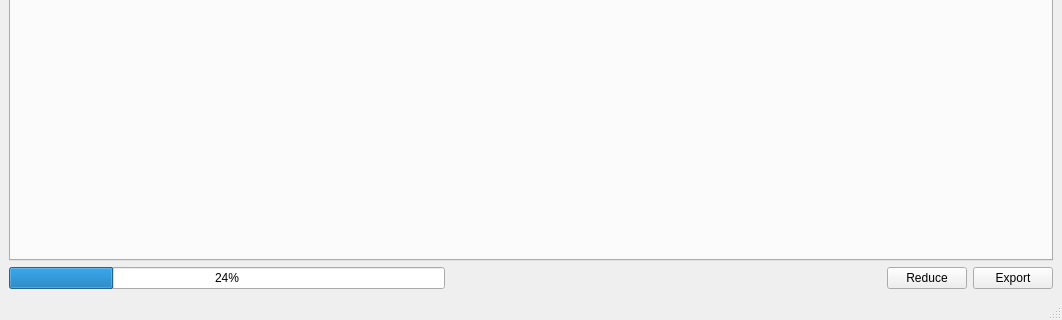
First picture: the form in Code/Mantid/scripts/Interface/ui/reduction_main.ui, repository mantidproject/mantid, before the edit; both pictures show x 0 to 1062 and y 669 to 989 of the 1062 by 989 pixel window.
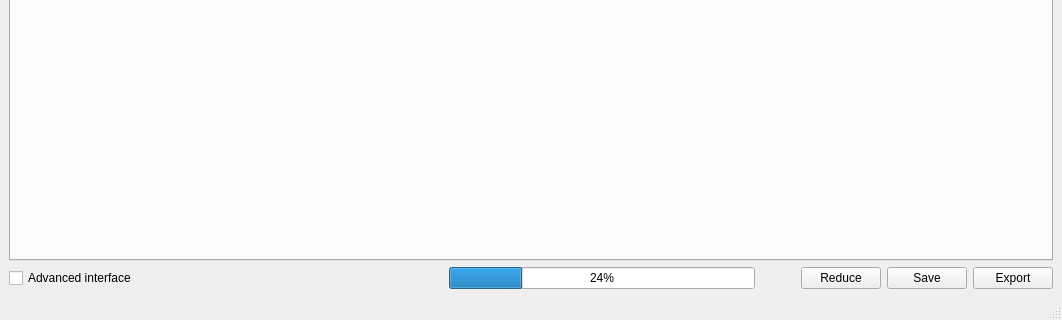
Second picture: the form after the edit.

Commit message: Added save button and added ultra-dumbed down UI option. Re #3684

Diff of the .ui file:
```diff
--- a/Code/Mantid/scripts/Interface/ui/reduction_main.ui
+++ b/Code/Mantid/scripts/Interface/ui/reduction_main.ui
@@ -49,6 +49,26 @@
     </item>
     <item>
      <layout class="QHBoxLayout" name="horizontalLayout">
+      <item>
+       <widget class="QCheckBox" name="interface_chk">
+        <property name="text">
+         <string>Advanced interface</string>
+        </property>
+       </widget>
+      </item>
+      <item>
+       <spacer name="horizontalSpacer_2">
+        <property name="orientation">
+         <enum>Qt::Horizontal</enum>
+        </property>
+        <property name="sizeHint" stdset="0">
+         <size>
+          <width>40</width>
+          <height>20</height>
+         </size>
+        </property>
+       </spacer>
+      </item>
       <item>
        <widget class="QProgressBar" name="progress_bar">
         <property name="value">
@@ -61,6 +81,9 @@
         <property name="orientation">
          <enum>Qt::Horizontal</enum>
         </property>
+        <property name="sizeType">
+         <enum>QSizePolicy::Fixed</enum>
+        </property>
         <property name="sizeHint" stdset="0">
          <size>
           <width>40</width>
@@ -79,6 +102,16 @@
         </property>
        </widget>
       </item>
+      <item>
+       <widget class="QPushButton" name="save_button">
+        <property name="toolTip">
+         <string>Click to save your reduction parameters.</string>
+        </property>
+        <property name="text">
+         <string>Save</string>
+        </property>
+       </widget>
+      </item>
       <item>
        <widget class="QPushButton" name="export_button">
         <property name="toolTip">
```
Left out of the diff: 2 changed lines with no effect on the pictures. The commit also changes 12 other files.
